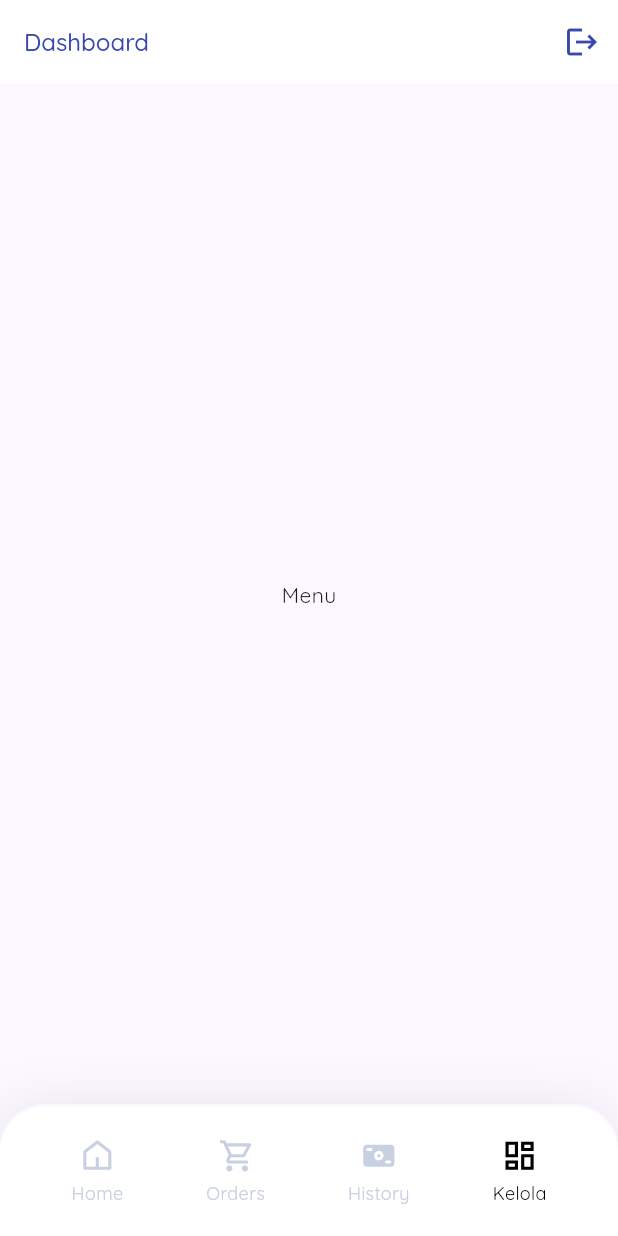
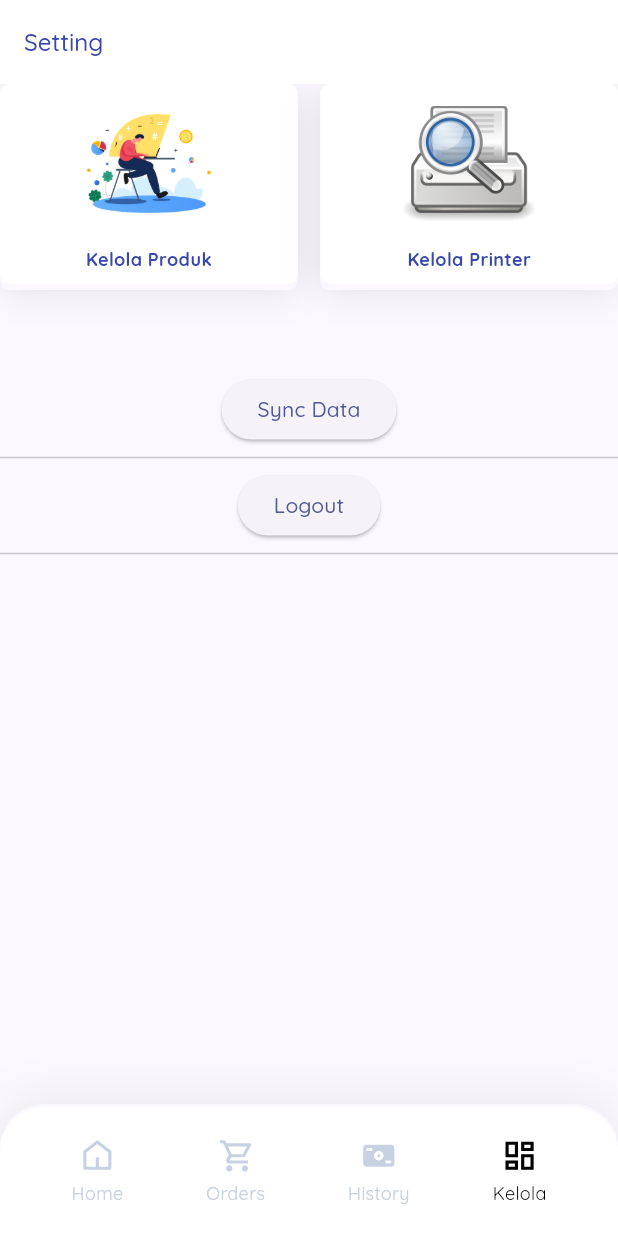
Before and after one commit to kikiramadhan075/epos, a Flutter app: the DashboardPage screen opened directly, item 4 of the bottom bar chosen, on a phone screen of 412 x 824 dp. Run offline on Flutter 3.47's test engine with Material 3 defaults, Android fonts, the light colour scheme and no system bars; our stand-ins replace bloc, cached_network_image, dartz, flutter_bloc, flutter_svg, freezed_annotation and 4 more; accounts and stored records are empty.

Commit message:
add setting, offline product and sync data

```diff
--- a/lib/data/models/response/product_response_model.dart
+++ b/lib/data/models/response/product_response_model.dart
@@ -12,11 +12,13 @@ class ProductResponseModel {
     required this.data,
   });
 
-    factory ProductResponseModel.fromJson(String str) => ProductResponseModel.fromMap(json.decode(str));
+  factory ProductResponseModel.fromJson(String str) =>
+      ProductResponseModel.fromMap(json.decode(str));
 
   String toJson() => json.encode(toMap());
 
-    factory ProductResponseModel.fromMap(Map<String, dynamic> json) => ProductResponseModel(
+  factory ProductResponseModel.fromMap(Map<String, dynamic> json) =>
+      ProductResponseModel(
         success: json["success"],
         message: json["message"],
         data: List<Product>.from(json["data"].map((x) => Product.fromMap(x))),
@@ -37,8 +39,8 @@ class Product {
   final int stock;
   final String category;
   final String image;
-    final DateTime createdAt;
-    final DateTime updatedAt;
+  final DateTime? createdAt;
+  final DateTime? updatedAt;
 
   Product({
     required this.id,
@@ -48,8 +50,8 @@ class Product {
     required this.stock,
     required this.category,
     required this.image,
-        required this.createdAt,
-        required this.updatedAt,
+     this.createdAt,
+     this.updatedAt,
   });
 
   factory Product.fromJson(String str) => Product.fromMap(json.decode(str));
@@ -64,19 +66,15 @@ class Product {
         stock: json["stock"],
         category: json["category"],
         image: json["image"] ?? '',
-        createdAt: DateTime.parse(json["created_at"]),
-        updatedAt: DateTime.parse(json["updated_at"]),
+        // createdAt: DateTime.parse(json["created_at"]),
+        // updatedAt: DateTime.parse(json["updated_at"]),
       );
 
   Map<String, dynamic> toMap() => {
-        "id": id,
         "name": name,
-        "description": description,
         "price": price,
         "stock": stock,
         "category": category,
         "image": image,
-        "created_at": createdAt.toIso8601String(),
-        "updated_at": updatedAt.toIso8601String(),
       };
 }
--- a/lib/main.dart
+++ b/lib/main.dart
@@ -30,11 +30,11 @@ class MyApp extends StatelessWidget {
           create: (context) => LogoutBloc(AuthRemoteDatasource()),
         ),
         BlocProvider(
-          create: (context) => ProductBloc(ProductRemoteDatasource())..add(const ProductEvent.fetch()),
+          create: (context) => ProductBloc(ProductRemoteDatasource())..add(const ProductEvent.fetchLocal()),
         ),
       ],
       child: MaterialApp(
-        title: 'Flutter ePOS',
+        title: 'ePOS',
         theme: ThemeData(
           colorScheme: ColorScheme.fromSeed(seedColor: AppColors.primary),
           useMaterial3: true,
--- a/lib/presentation/home/bloc/product/product_bloc.dart
+++ b/lib/presentation/home/bloc/product/product_bloc.dart
@@ -1,5 +1,6 @@
 // ignore_for_file: public_member_api_docs, sort_constructors_first
 import 'package:bloc/bloc.dart';
+import 'package:epos/data/datasources/product_local_datasource.dart';
 import 'package:freezed_annotation/freezed_annotation.dart';
 
 import 'package:epos/data/datasources/product_remote_datasource.dart';
@@ -28,14 +29,24 @@ class ProductBloc extends Bloc<ProductEvent, ProductState> {
       );
     });
 
+    on<_FetchLocal>((event, emit) async {
+      emit(const ProductState.loading());
+      final localPproducts =
+          await ProductLocalDatasource.instance.getAllProduct();
+      products = localPproducts;
+      emit(ProductState.success(products));
+    });
+
     on<_FetchByCategory>((event, emit) async {
       emit(const ProductState.loading());
 
-      final newProducts = event.category == 'all' ? products : products
-          .where((element) => element.category == event.category)
-          .toList();
+      final newProducts = event.category == 'all'
+          ? products
+          : products
+              .where((element) => element.category == event.category)
+              .toList();
 
-          emit(ProductState.success(newProducts));
+      emit(ProductState.success(newProducts));
     });
   }
 }
--- a/lib/presentation/home/bloc/product/product_event.dart
+++ b/lib/presentation/home/bloc/product/product_event.dart
@@ -6,4 +6,6 @@ class ProductEvent with _$ProductEvent {
   const factory ProductEvent.fetch() = _Fetch;
   const factory ProductEvent.fetchByCategory(String category) =
       _FetchByCategory;
+  //fetch from local
+  const factory ProductEvent.fetchLocal() = _FetchLocal;
 }
--- a/lib/presentation/home/pages/dashboard_page.dart
+++ b/lib/presentation/home/pages/dashboard_page.dart
@@ -9,6 +9,7 @@ import 'package:flutter_bloc/flutter_bloc.dart';
 
 import '../../../core/assets/assets.gen.dart';
 import '../../../core/constants/colors.dart';
+import '../../setting/pages/setting_page.dart';
 
 class DashboardPage extends StatefulWidget {
   const DashboardPage({super.key});
@@ -28,9 +29,7 @@ class _DashboardPageState extends State<DashboardPage> {
     const Center(
       child: Text('History'),
     ),
-    const Center(
-      child: Text('Menu'),
-    ),
+    const SettingPage(),
     // const HomePage(),
     // const OrdersPage(),
     // const Placeholder(),
@@ -46,32 +45,6 @@ class _DashboardPageState extends State<DashboardPage> {
   @override
   Widget build(BuildContext context) {
     return Scaffold(
-      appBar: AppBar(
-        title: const Text('Dashboard'),
-        actions: [
-          BlocConsumer<LogoutBloc, LogoutState>(
-            listener: (context, state) {
-              state.maybeMap(
-                orElse: () {},
-                success: (_) {
-                  AuthLocalDatasource().removeAuthData();
-                  Navigator.pushReplacement(
-                      context,
-                      MaterialPageRoute(
-                          builder: (context) => const LoginPage()));
-                },
-              );
-            },
-            builder: (context, state) {
-              return IconButton(
-                  onPressed: () {
-                    context.read<LogoutBloc>().add(const LogoutEvent.logout());
-                  },
-                  icon: const Icon(Icons.logout));
-            },
-          ),
-        ],
-      ),
       body: _pages[_selectedIndex],
       bottomNavigationBar: Container(
         padding: const EdgeInsets.all(20.0),
--- a/lib/presentation/home/pages/home_page.dart
+++ b/lib/presentation/home/pages/home_page.dart
@@ -56,7 +56,7 @@ class _HomePageState extends State<HomePage> {
 
   @override
   void initState() {
-    // searchResults = products;
+    context.read<ProductBloc>().add(const ProductEvent.fetchLocal());
     super.initState();
   }
 
--- /dev/null
+++ b/lib/presentation/setting/pages/setting_page.dart
@@ -0,0 +1,132 @@
+import 'package:epos/core/extensions/build_context_ext.dart';
+import 'package:epos/presentation/home/bloc/product/product_bloc.dart';
+import 'package:flutter/foundation.dart';
+import 'package:flutter/material.dart';
+import 'package:flutter_bloc/flutter_bloc.dart';
+
+import '../../../core/assets/assets.gen.dart';
+import '../../../core/components/menu_button.dart';
+import '../../../core/components/spaces.dart';
+import '../../../core/constants/colors.dart';
+import '../../../data/datasources/auth_local_datasource.dart';
+import '../../../data/datasources/product_local_datasource.dart';
+import '../../auth/pages/login_page.dart';
+import '../../home/bloc/logout/logout_bloc.dart';
+
+class SettingPage extends StatefulWidget {
+  const SettingPage({super.key});
+
+  @override
+  State<SettingPage> createState() => _SettingPageState();
+}
+
+class _SettingPageState extends State<SettingPage> {
+  @override
+  Widget build(BuildContext context) {
+    return Scaffold(
+        appBar: AppBar(
+          title: const Text('Setting'),
+        ),
+        body: Column(
+          children: [
+            Row(
+              children: [
+                MenuButton(
+                  iconPath: Assets.images.manageProduct.path,
+                  label: 'Kelola Produk',
+                  onPressed: () => context.push,
+                  isImage: true,
+                ),
+                const SpaceWidth(15.0),
+                MenuButton(
+                  iconPath: Assets.images.managePrinter.path,
+                  label: 'Kelola Printer',
+                  onPressed:
+                      () {}, //=> context.push(const ManagePrinterPage()),
+                  isImage: true,
+                ),
+              ],
+            ),
+            const SpaceHeight(60),
+            BlocConsumer<ProductBloc, ProductState>(
+              listener: (context, state) {
+                state.maybeMap(
+                  orElse: () {},
+                  success: (_) async {
+                    await ProductLocalDatasource.instance.removeAllProduct();
+                    await ProductLocalDatasource.instance
+                        .insertAllProduct(_.products.toList());
+                    ScaffoldMessenger.of(context).showSnackBar(const SnackBar(
+                        backgroundColor: AppColors.primary,
+                        content: Text(
+                          'Sync data success',
+                        )));
+                  },
+                );
+              },
+              builder: (context, state) {
+                return state.maybeWhen(
+                  orElse: () {
+                    return ElevatedButton(
+                        onPressed: () {
+                          context
+                              .read<ProductBloc>()
+                              .add(const ProductEvent.fetch());
+                        },
+                        child: const Text('Sync Data'));
+                  },
+                  loading: () {
+                    return const Center(
+                      child: CircularProgressIndicator(),
+                    );
+                  },
+                );
+              },
+            ),
+            const Divider(),
+            BlocConsumer<LogoutBloc, LogoutState>(
+              listener: (context, state) {
+                state.maybeMap(
+                  orElse: () {},
+                  success: (_) {
+                    AuthLocalDatasource().removeAuthData();
+                    Navigator.pushReplacement(
+                        context,
+                        MaterialPageRoute(
+                            builder: (context) => const LoginPage()));
+                  },
+                );
+              },
+              builder: (context, state) {
+                return ElevatedButton(
+                  onPressed: () {
+                    context.read<LogoutBloc>().add(const LogoutEvent.logout());
+                  },
+                  child: const Text('Logout'),
+                );
+              },
+            ),
+            const Divider(),
+            // FutureBuilder<List<OrderModel>>(
+            //     future: ProductLocalDatasource.instance.getOrderByIsSync(),
+            //     builder: (context, snapshot) {
+            //       if (snapshot.hasData) {
+            //         return Expanded(
+            //           child: ListView.builder(
+            //             itemBuilder: (context, index) {
+            //               return ListTile(
+            //                 title: Text(
+            //                     snapshot.data![index].paymentMethod.toString()),
+            //               );
+            //             },
+            //             itemCount: snapshot.data!.length,
+            //           ),
+            //         );
+            //       } else {
+            //         return const SizedBox();
+            //       }
+            //     }),
+          ],
+        ));
+  }
+}
--- a/pubspec.yaml
+++ b/pubspec.yaml
@@ -29,6 +29,7 @@ environment:
 # versions available, run `flutter pub outdated`.
 dependencies:
   badges: ^3.1.2
+  cached_network_image: ^3.3.1
   cupertino_icons: ^1.0.2
   dartz: ^0.10.1
   flutter:
@@ -41,16 +42,15 @@ dependencies:
   image_picker: ^1.0.7
   intl: ^0.19.0
   shared_preferences: ^2.2.2
-  cached_network_image: ^3.3.1
+  sqflite: ^2.3.0
 
 dev_dependencies:
-  freezed: ^2.4.6
   build_runner: ^2.4.8
   flutter_gen_runner: ^5.4.0
   flutter_lints: ^2.0.0
   flutter_test:
     sdk: flutter
-
+  freezed: ^2.4.6
 
 flutter_gen:
   output: lib/core/assets/
```
Also changed, not shown: lib/data/datasources/product_local_datasource.dart (added, +128 -0 lines), lib/presentation/home/bloc/product/product_bloc.freezed.dart, pubspec.lock. Lines whose indentation alone changed are shown as unchanged.
